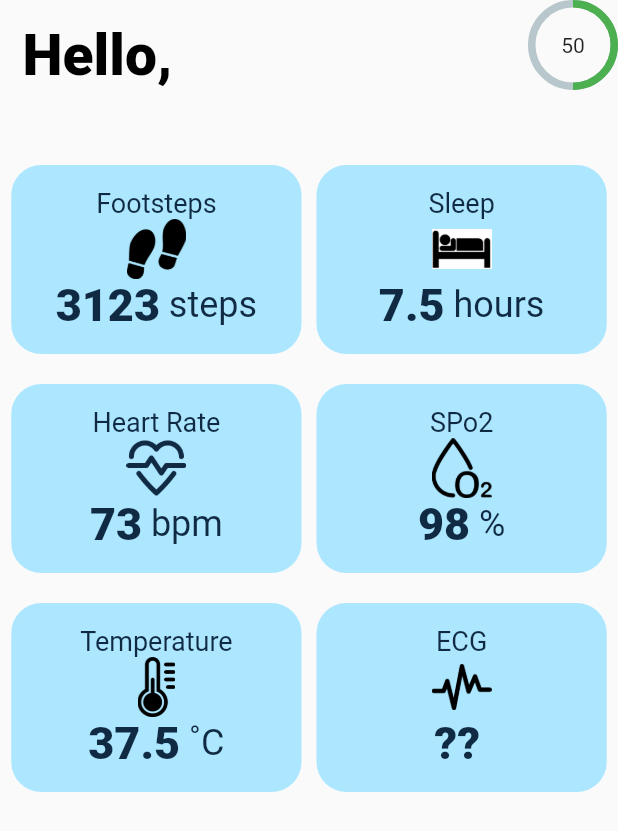
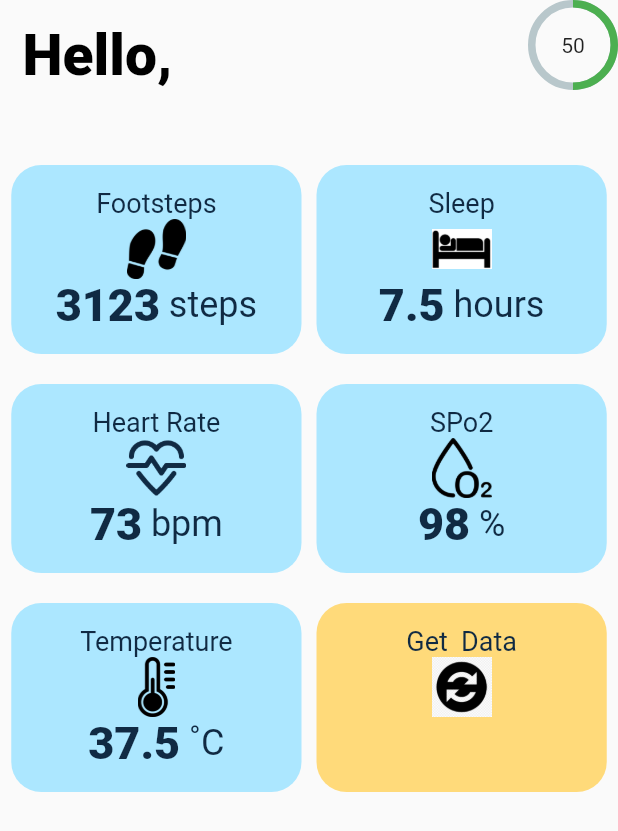
Before and after one commit to bhardwajsapna/coeus-ble-test, a Flutter app: the HomePage widget shown alone on an empty page, opened directly, on a phone screen of 412 x 824 dp. Shown: the top 831 px of the screen. Run offline on Flutter 3.47's test engine with Material 2 defaults, Android fonts, the phone set to English and light mode, and no system bars; drawn by our look-alikes of percent_indicator; our stand-ins replace charts_flutter, email_validator, flutter_blue, flutter_bluetooth_serial, flutter_secure_storage, fluttertoast and 4 more; missing offline and left inert: dart:ffi, direct_select; accounts and stored records are empty; project files that could hold a hidden picture were left out.

Commit message:
sync icon
changes in dashboard pages under progress

```diff
--- a/lib/pages/home.page.dart
+++ b/lib/pages/home.page.dart
@@ -195,11 +195,11 @@ class _HomePageState extends State<HomePage> {
                         color: Constants.lightBlue),
                     SizedBox(width: 10),
                     SummaryCard(
-                        image: AssetImage('assets/icons/ECG.png'),
-                        title: "ECG",
-                        value: "??",
-                        unit: "",
-                        color: Constants.lightBlue),
+                        image: AssetImage('assets/icons/sync.jpg'),
+                        title: " Get  Data ",
+                        value: "     ",
+                        unit: "  ",
+                        color: Constants.lightYellow),
                   ],
                 ),
                 /*  Row(
```
Also changed, not shown: assets/icons/sync.jpg (added).
